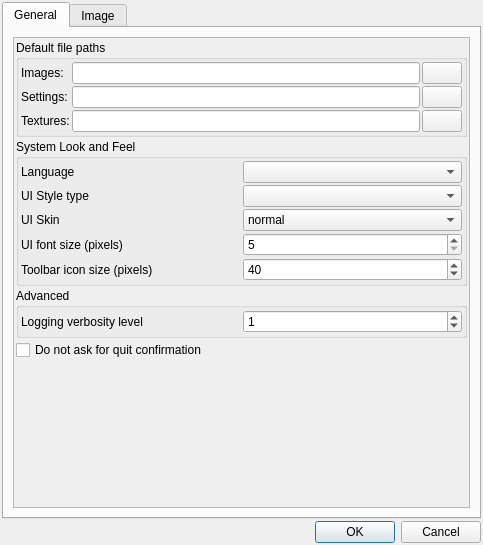
First picture: the form in mandelbulber2/qt/preferencesdialog.ui, repository buddhi1980/mandelbulber2, before the edit.
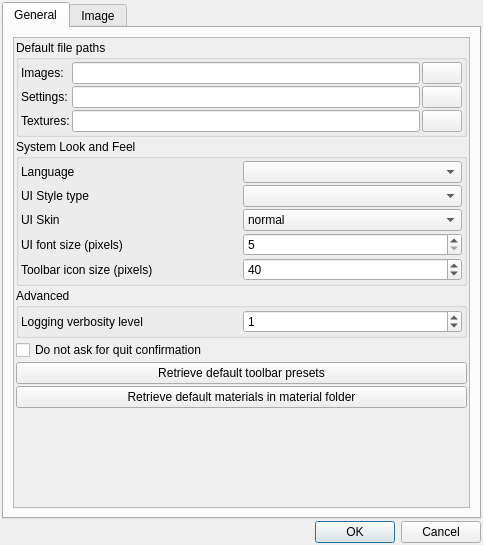
Second picture: the form after the edit. Icons and pictures are not drawn. Custom widgets are drawn as their Qt base class.

Commit message: Added example materials. Added buttons in preferences dialog to retrieve default materials and toolbar presets

Patch:
```diff
--- a/mandelbulber2/qt/preferencesdialog.ui
+++ b/mandelbulber2/qt/preferencesdialog.ui
@@ -347,6 +347,20 @@
              </property>
             </widget>
            </item>
+           <item>
+            <widget class="QPushButton" name="pushButton_retrieve_toolbar">
+             <property name="text">
+              <string>Retrieve default toolbar presets</string>
+             </property>
+            </widget>
+           </item>
+           <item>
+            <widget class="QPushButton" name="pushButton_retrieve_materials">
+             <property name="text">
+              <string>Retrieve default materials in material folder</string>
+             </property>
+            </widget>
+           </item>
            <item>
             <spacer name="verticalSpacer">
              <property name="orientation">
```
Left out of the diff: 4 changed lines with no effect on the pictures. The commit also changes 18 other files.
